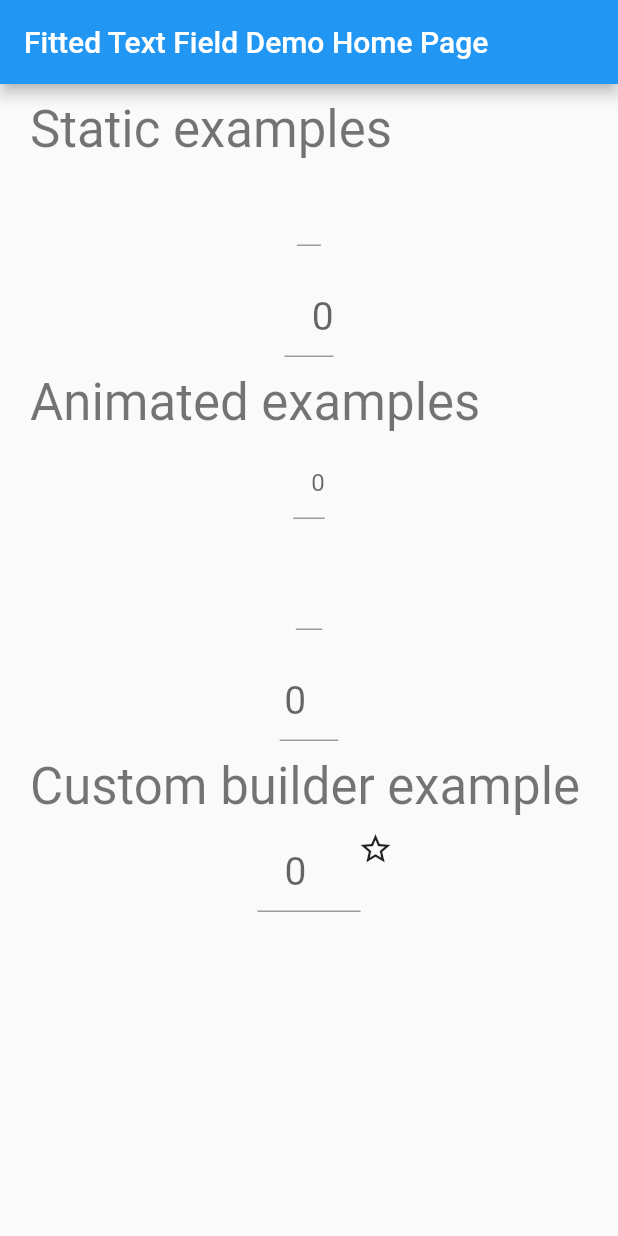
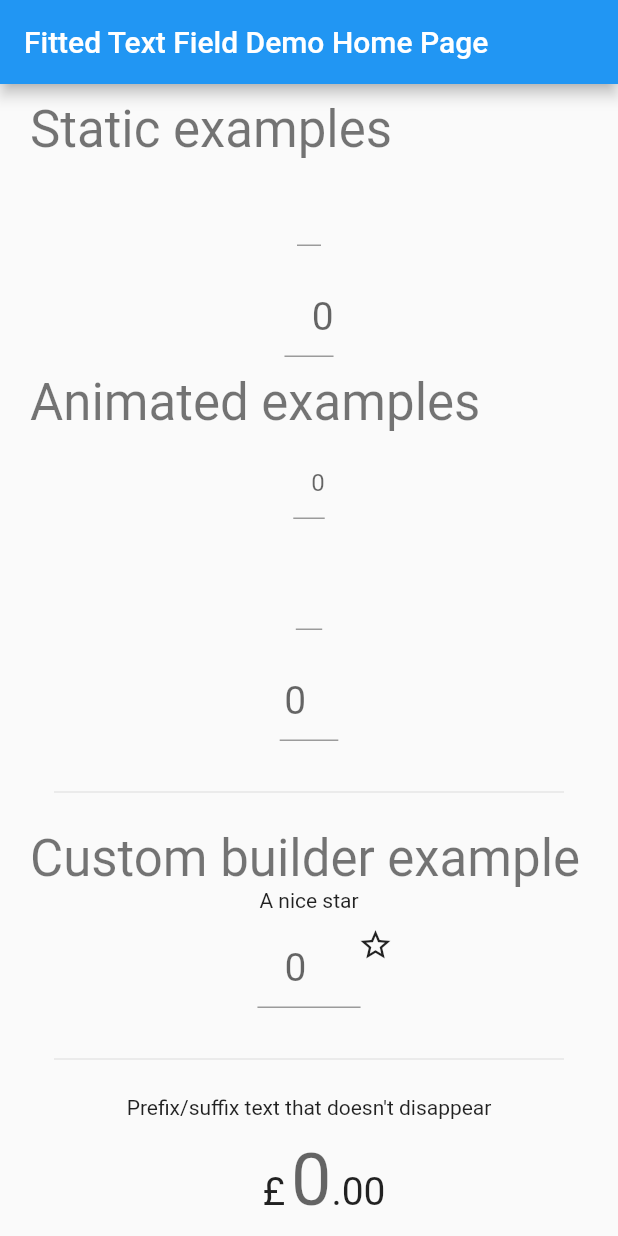
Before and after one commit to metadoggo/fitted_text_field_container, a Flutter app: the screen it shows after launch, on a phone screen of 412 x 824 dp. Run offline on Flutter 3.47's test engine with Material 2 defaults, Android fonts, the phone set to English and light mode, and no system bars.

Commit message:
WIP: Add more examples

```diff
--- a/example/lib/main.dart
+++ b/example/lib/main.dart
@@ -43,6 +43,8 @@ class _MyHomePageState extends State<MyHomePage> {
   FocusNode _aniDongFocusNode;
   FocusNode _aniEuroFocusNode;
   FocusNode _aniWholePoundFocusNode;
+  TextEditingController _cbCtl2;
+  FocusNode _cbFn2;
 
   @override
   void initState() {
@@ -59,6 +61,8 @@ class _MyHomePageState extends State<MyHomePage> {
     _aniDongFocusNode = FocusNode();
     _aniEuroFocusNode = FocusNode();
     _aniWholePoundFocusNode = FocusNode();
+    _cbCtl2 = TextEditingController();
+    _cbFn2 = FocusNode();
     Timer(Duration(milliseconds: 2000), () {
       // Uncomment this for automatic text input
       // runInputer(20);
@@ -217,10 +221,15 @@ class _MyHomePageState extends State<MyHomePage> {
               },
             ),
           ),
+          Padding(
+            padding: const EdgeInsets.all(16.0),
+            child: Divider(),
+          ),
           Text(
             'Custom builder example',
             style: Theme.of(context).textTheme.headline4,
           ),
+          Text('A nice star', textAlign: TextAlign.center,),
           Center(
             child: Padding(
               padding: EdgeInsets.symmetric(vertical: 10),
@@ -246,7 +255,7 @@ class _MyHomePageState extends State<MyHomePage> {
                   ),
                   onChanged: (value) => setState(() {}),
                   onSubmitted: (String value) {
-                    FocusScope.of(context).requestFocus(_plainFocusNode);
+                    FocusScope.of(context).requestFocus(_cbFn2);
                   },
                 ),
                 builder: (context, child) => Container(
@@ -260,6 +269,64 @@ class _MyHomePageState extends State<MyHomePage> {
                         child: _aniWholePoundCtl.text.isEmpty
                             ? Icon(Icons.star_border)
                             : Icon(Icons.star, color: Colors.amber),
+                      ),
+                    ],
+                  ),
+                ),
+              ),
+            ),
+          ),
+          Padding(
+            padding: const EdgeInsets.all(16.0),
+            child: Divider(),
+          ),
+          Text('Prefix/suffix text that doesn\'t disappear', textAlign: TextAlign.center,),
+          Center(
+            child: Padding(
+              padding: EdgeInsets.only(bottom: 10),
+              child: AnimatedFittedTextFieldContainer(
+                growDuration: Duration(milliseconds: 300),
+                shrinkDuration: Duration(milliseconds: 600),
+                growCurve: Curves.easeOutCirc,
+                shrinkCurve: Curves.easeInCirc,
+                child: TextField(
+                  controller: _cbCtl2,
+                  style: TextStyle(fontSize: 48),
+                  focusNode: _cbFn2,
+                  textInputAction: TextInputAction.next,
+                  keyboardType: TextInputType.number,
+                  inputFormatters: [
+                    WhitelistingTextInputFormatter(RegExp(r"\d+")),
+                  ],
+                  textAlign: TextAlign.right,
+                  decoration: InputDecoration(
+                    hintText: "0",
+                  ),
+                  onChanged: (value) => setState(() {}),
+                  onSubmitted: (String value) {
+                    FocusScope.of(context).requestFocus(_plainFocusNode);
+                  },
+                ),
+                builder: (context, child) => Container(
+                  child: Stack(
+                    overflow: Overflow.visible,
+                    children: <Widget>[
+                      child,
+                      Positioned(
+                        bottom: 17,
+                        left: -16,
+                        child: Text(
+                          '£',
+                          style: TextStyle(fontSize: 26),
+                        ),
+                      ),
+                      Positioned(
+                        bottom: 17,
+                        right: -36,
+                        child: Text(
+                          '.00',
+                          style: TextStyle(fontSize: 26),
+                        ),
                       ),
                     ],
                   ),
```
Also changed, not shown: 2 other files.
